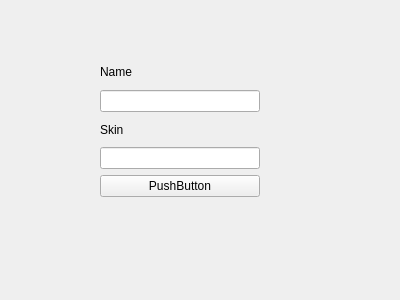
The window that clientPart/settings.ui (Alex9781/NeAgarIo) describes before a commit, drawn with Qt 5.
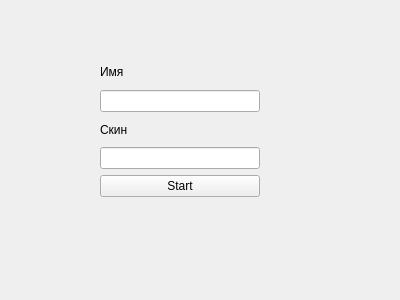
The same window after the commit.

Diff of the .ui file:
```diff
--- a/clientPart/settings.ui
+++ b/clientPart/settings.ui
@@ -26,7 +26,7 @@
     <item>
      <widget class="QLabel" name="Name">
       <property name="text">
-       <string>Name</string>
+       <string>Имя</string>
       </property>
      </widget>
     </item>
@@ -36,7 +36,7 @@
     <item>
      <widget class="QLabel" name="skin">
       <property name="text">
-       <string>Skin</string>
+       <string>Скин</string>
       </property>
      </widget>
     </item>
@@ -46,7 +46,7 @@
     <item>
      <widget class="QPushButton" name="startGame">
       <property name="text">
-       <string>PushButton</string>
+       <string>Start</string>
       </property>
      </widget>
     </item>
```
